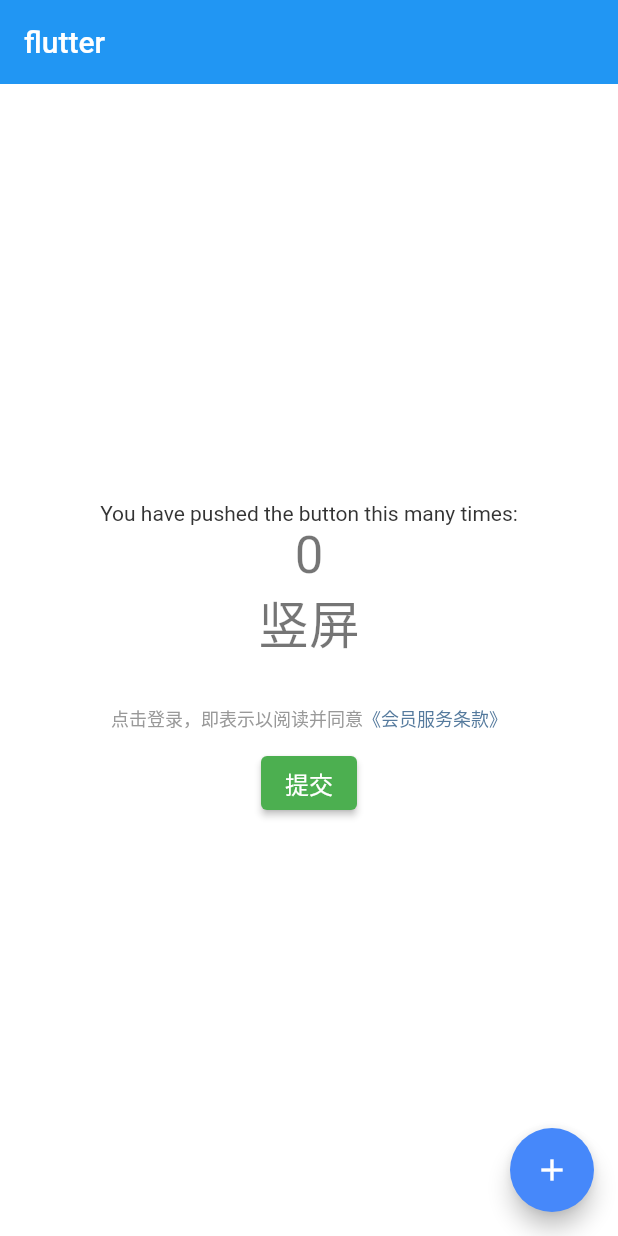
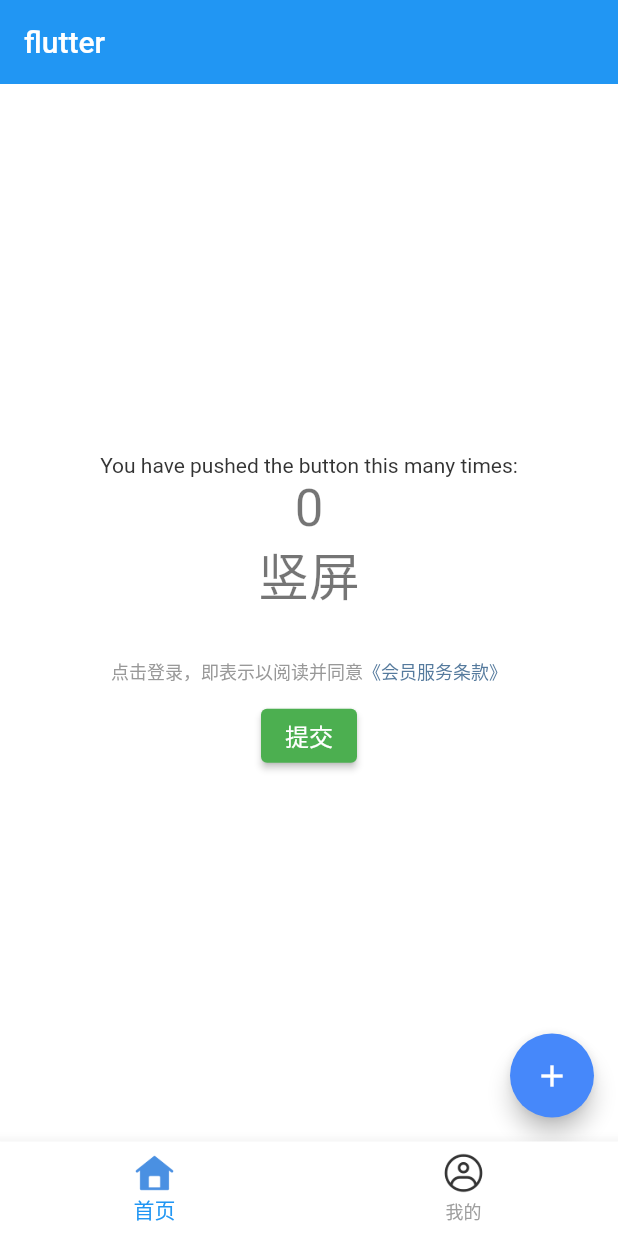
Before and after one commit to StevenHX/StevenFlutter3, a Flutter app: the screen it shows after launch, on a phone screen of 412 x 824 dp. Run offline on Flutter 3.47's test engine with Material 2 defaults, Android fonts, the phone set to English and light mode, and no system bars; drawn by our look-alikes of oktoast; our stand-ins replace fluro; missing offline and left inert: sp_util; generated files the repository leaves out were written again.

Commit message:
初始化首页tab

```diff
--- a/lib/main.dart
+++ b/lib/main.dart
@@ -5,6 +5,7 @@ import 'provider/locale_provider.dart';
 import 'provider/theme_provider.dart';
 import 'package:provider/provider.dart';
 import 'package:flutter_gen/gen_l10n/deer_localizations.dart';
+import 'route/routers.dart';
 import 'utils/toast_utils.dart';
 import 'package:oktoast/oktoast.dart';
 
@@ -16,7 +17,9 @@ void main() async {
 
 class MyApp extends StatelessWidget {
   DateTime? _lastPressedAt;
-  MyApp({super.key});
+  MyApp({Key? key}): super(key: key) {
+    Routes.initRoutes();
+  }
 
   @override
   Widget build(BuildContext context) {
@@ -46,7 +49,7 @@ class MyApp extends StatelessWidget {
       theme: provider.getTheme(),
       darkTheme: provider.getTheme(isDarkMode: true),
       themeMode: provider.getThemeMode(),
-      // onGenerateRoute: Routes.router.generator,
+      onGenerateRoute: Routes.router.generator,
       localizationsDelegates: DeerLocalizations.localizationsDelegates,
       supportedLocales: DeerLocalizations.supportedLocales,
       locale: localeProvider.locale,
--- a/lib/pages/home_page.dart
+++ b/lib/pages/home_page.dart
@@ -1,5 +1,7 @@
 import 'package:flutter/material.dart';
-// import 'package:ffcache/ffcache.dart';
+import 'package:fluttertest/pages/main_page.dart';
+import 'package:fluttertest/pages/my_page.dart';
+import '../widgets/load_image.dart';
 class MyHomePage extends StatefulWidget {
   const MyHomePage({super.key});
 
@@ -16,136 +18,64 @@ class MyHomePage extends StatefulWidget {
 }
 
 class _MyHomePageState extends State<MyHomePage> {
-  // String _counter = "0";
-  int _counter = 0;
-
-  void _incrementCounter() async {
-    setState(() {
-      // This call to setState tells the Flutter framework that something has
-      // changed in this State, which causes it to rerun the build method below
-      // so that the display can reflect the updated values. If we changed
-      // _counter without calling setState(), then the build method would not be
-      // called again, and so nothing would appear to happen.
-      _counter++;
-    });
-
-    // final cache = FFCache(name: 'test');
-    //
-    // // initialize. most methods call init() internally if not initialized.
-    // // For web platform calling init() is required.
-    // await cache.init();
-    //
-    // // insert 'key':'value' pair
-    // await cache.setString('key', '1123456');
-    //
-    // // get value for 'key'
-    // final values = await cache.getString('key');
-    // setState(() {
-    //   _counter = values.toString();
-    // });
+  Widget? currentPage;
+  int currentIndex = 0;
+  final List<Widget> _tabs = [const MainPage(), const MyPage()];
+  final List<BottomNavigationBarItem> _bottomTabs = [
+     const BottomNavigationBarItem(
+      icon: LoadAssetImage(
+        'home',
+        width: 28.0,
+        height: 28.0,
+        fit: BoxFit.cover,
+      ),
+      activeIcon: LoadAssetImage(
+        'home_press',
+        width: 28.0,
+        height: 28.0,
+        fit: BoxFit.cover,
+      ),
+      label: '首页',
+    ),
+    const BottomNavigationBarItem(
+      icon: LoadAssetImage(
+        'me',
+        width: 28.0,
+        height: 28.0,
+        fit: BoxFit.cover,
+      ),
+      activeIcon: LoadAssetImage(
+        'me_press',
+        width: 28.0,
+        height: 28.0,
+        fit: BoxFit.cover,
+      ),
+      label: '我的',
+    )
+  ];
+  @override
+  void initState() {
+    super.initState();
+    currentPage = _tabs[currentIndex];
   }
 
   @override
   Widget build(BuildContext context) {
-    // This method is rerun every time setState is called, for instance as done
-    // by the _incrementCounter method above.
-    //
-    // The Flutter framework has been optimized to make rerunning build methods
-    // fast, so that you can just rebuild anything that needs updating rather
-    // than having to individually change instances of widgets.
     return Scaffold(
-      appBar: AppBar(
-        // TRY THIS: Try changing the color here to a specific color (to
-        // Colors.amber, perhaps?) and trigger a hot reload to see the AppBar
-        // change color while the other colors stay the same.
-        backgroundColor: Colors.blue,
-        // Here we take the value from the MyHomePage object that was created by
-        // the App.build method, and use it to set our appbar title.
-        title:  const Text(
-          'flutter',
-        ),
+      body: currentPage,
+      bottomNavigationBar: BottomNavigationBar(
+        type: BottomNavigationBarType.fixed,
+        currentIndex: currentIndex,
+        items: _bottomTabs,
+        selectedItemColor: Colors.blue,
+        unselectedItemColor: Colors.grey,
+        onTap: (index) {
+          setState(() {
+            currentIndex = index;
+            currentPage = _tabs[currentIndex];
+          });
+        },
       ),
-      body: Center(
-        // Center is a layout widget. It takes a single child and positions it
-        // in the middle of the parent.
-        child: Column(
-          // Column is also a layout widget. It takes a list of children and
-          // arranges them vertically. By default, it sizes itself to fit its
-          // children horizontally, and tries to be as tall as its parent.
-          //
-          // Column has various properties to control how it sizes itself and
-          // how it positions its children. Here we use mainAxisAlignment to
-          // center the children vertically; the main axis here is the vertical
-          // axis because Columns are vertical (the cross axis would be
-          // horizontal).
-          //
-          // TRY THIS: Invoke "debug painting" (choose the "Toggle Debug Paint"
-          // action in the IDE, or press "p" in the console), to see the
-          // wireframe for each widget.
-          mainAxisAlignment: MainAxisAlignment.center,
-          children: <Widget>[
-            const Text(
-              'You have pushed the button this many times:',
-            ),
-            Text(
-              '$_counter',
-              style: Theme.of(context).textTheme.headlineMedium,
-            ),
-            OrientationBuilder(
-              builder: (context, orientation) {
-                return Center(
-                  child: Column(
-                    mainAxisAlignment: MainAxisAlignment.center,
-                    children: <Widget>[
-                      Text(
-                        orientation == Orientation.landscape ? "横屏" : "竖屏",
-                        style: Theme.of(context).textTheme.headline4,
-                      ),
-                    ],
-                  ),
-                );
-              },
-            ),
-            Container(
-              margin: EdgeInsets.only(top: 30),
-              child: Row(
-                mainAxisAlignment: MainAxisAlignment.center,
-                children: <Widget>[
-                  const Text(
-                    '点击登录，即表示以阅读并同意',
-                    style: TextStyle(
-                        fontSize: 12, color: Color.fromRGBO(153, 153, 153, 1)),
-                  ),
-                  InkWell(
-                    child: const Text(
-                      '《会员服务条款》',
-                      style: TextStyle(color: Color.fromRGBO(85, 122, 157, 1), fontSize: 12),
-                    ),
-                  )
-                ],
-              ),
-            ),
-            Container(
-              margin: EdgeInsets.only(top: 10),
-              padding: EdgeInsets.only(left: 10, right: 10),
-              child: ElevatedButton(
-                style: ButtonStyle(
-                  backgroundColor: MaterialStateProperty.all(Colors.green),
-                ),
-                onPressed: (){
-                  print("没有传递回调函数");
-                },
-                child: Text("提交", style: TextStyle(fontSize: 16, color: const Color(0xffffffff)),),
-              ),
-            )
-          ],
-        ),
-      ),
-      floatingActionButton: FloatingActionButton(
-        onPressed: _incrementCounter,
-        tooltip: 'Increment',
-        child: const Icon(Icons.add),
-      ), // This trailing comma makes auto-formatting nicer for build methods.
     );
   }
 }
--- /dev/null
+++ b/lib/pages/main_page.dart
@@ -0,0 +1,94 @@
+import 'package:flutter/material.dart';
+class MainPage extends StatefulWidget {
+  const MainPage({super.key});
+  @override
+  State<MainPage> createState() => _MainPageState();
+}
+
+class _MainPageState extends State<MainPage> {
+  int _counter = 0;
+
+  void _incrementCounter() async {
+    setState(() {
+      _counter++;
+    });
+  }
+
+  @override
+  Widget build(BuildContext context) {
+    return Scaffold(
+      appBar: AppBar(
+        backgroundColor: Colors.blue,
+        title:  const Text(
+          'flutter',
+        ),
+      ),
+      body: Center(
+        child: Column(
+          mainAxisAlignment: MainAxisAlignment.center,
+          children: <Widget>[
+            const Text(
+              'You have pushed the button this many times:',
+            ),
+            Text(
+              '$_counter',
+              style: Theme.of(context).textTheme.headlineMedium,
+            ),
+            OrientationBuilder(
+              builder: (context, orientation) {
+                return Center(
+                  child: Column(
+                    mainAxisAlignment: MainAxisAlignment.center,
+                    children: <Widget>[
+                      Text(
+                        orientation == Orientation.landscape ? "横屏" : "竖屏",
+                        style: Theme.of(context).textTheme.headline4,
+                      ),
+                    ],
+                  ),
+                );
+              },
+            ),
+            Container(
+              margin: const EdgeInsets.only(top: 30),
+              child: const Row(
+                mainAxisAlignment: MainAxisAlignment.center,
+                children: <Widget>[
+                  Text(
+                    '点击登录，即表示以阅读并同意',
+                    style: TextStyle(
+                        fontSize: 12, color: Color.fromRGBO(153, 153, 153, 1)),
+                  ),
+                  InkWell(
+                    child: Text(
+                      '《会员服务条款》',
+                      style: TextStyle(color: Color.fromRGBO(85, 122, 157, 1), fontSize: 12),
+                    ),
+                  )
+                ],
+              ),
+            ),
+            Container(
+              margin: const EdgeInsets.only(top: 10),
+              padding: const EdgeInsets.only(left: 10, right: 10),
+              child: ElevatedButton(
+                style: ButtonStyle(
+                  backgroundColor: MaterialStateProperty.all(Colors.green),
+                ),
+                onPressed: (){
+                  print("没有传递回调函数");
+                },
+                child: const Text("提交", style: TextStyle(fontSize: 16, color: Color(0xffffffff)),),
+              ),
+            )
+          ],
+        ),
+      ),
+      floatingActionButton: FloatingActionButton(
+        onPressed: _incrementCounter,
+        tooltip: 'Increment',
+        child: const Icon(Icons.add),
+      ), // This trailing comma makes auto-formatting nicer for build methods.
+    );
+  }
+}
--- /dev/null
+++ b/lib/route/i_router.dart
@@ -0,0 +1,7 @@
+
+import 'package:fluro/fluro.dart';
+
+abstract class IRouterProvider {
+
+  void initRouter(FluroRouter router);
+}
--- /dev/null
+++ b/lib/route/routers.dart
@@ -0,0 +1,34 @@
+import 'package:fluro/fluro.dart';
+import 'package:flutter/material.dart';
+
+import 'i_router.dart';
+import 'not_found_page.dart';
+
+class Routes {
+
+  static String webViewPage = '/webView';
+
+  static final List<IRouterProvider> _listRouter = [];
+
+  static final FluroRouter router = FluroRouter();
+
+  static void initRoutes() {
+    /// 指定路由跳转错误返回页
+    router.notFoundHandler = Handler(
+      handlerFunc: (BuildContext? context, Map<String, List<String>> params) {
+        debugPrint('未找到目标页');
+        return const NotFoundPage();
+      });
+
+    _listRouter.clear();
+    /// 各自路由由各自模块管理，统一在此添加初始化
+    // _listRouter.add(LoginRouter());
+    // _listRouter.add(MyRouter());
+
+    /// 初始化路由
+    void initRouter(IRouterProvider routerProvider) {
+      routerProvider.initRouter(router);
+    }
+    _listRouter.forEach(initRouter);
+  }
+}
--- /dev/null
+++ b/lib/utils/image_utils.dart
@@ -0,0 +1,24 @@
+import 'package:flutter/material.dart';
+import 'package:flutter/widgets.dart';
+
+class ImageUtils {
+
+  static ImageProvider getAssetImage(String name, {ImageFormat format = ImageFormat.png}) {
+    return AssetImage(getImgPath(name, format: format));
+  }
+
+  static String getImgPath(String name, {ImageFormat format = ImageFormat.png}) {
+    return 'assets/images/$name.${format.value}';
+  }
+}
+
+enum ImageFormat {
+  png,
+  jpg,
+  gif,
+  webp
+}
+
+extension ImageFormatExtension on ImageFormat {
+  String get value => ['png', 'jpg', 'gif', 'webp'][index];
+}
--- /dev/null
+++ b/lib/widgets/load_image.dart
@@ -0,0 +1,121 @@
+// import 'package:extended_image/extended_image.dart';
+import 'package:flutter/material.dart';
+import '../utils/image_utils.dart';
+
+/// 图片加载（支持本地与网络图片）
+// class LoadImage extends StatelessWidget {
+//   const LoadImage(
+//     this.image, {
+//     Key? key,
+//     this.width,
+//     this.height,
+//     this.fit = BoxFit.cover,
+//     this.format = ImageFormat.png,
+//     this.holderImg = 'none',
+//     this.cacheWidth,
+//     this.cacheHeight,
+//   }) : super(key: key);
+//
+//   final String image;
+//   final double? width;
+//   final double? height;
+//   final BoxFit fit;
+//   final ImageFormat format;
+//   final String holderImg;
+//   final int? cacheWidth;
+//   final int? cacheHeight;
+//
+//   @override
+//   Widget build(BuildContext context) {
+//     if (image.isEmpty || image.startsWith('http')) {
+//       final Widget _image =
+//           LoadAssetImage(holderImg, height: height, width: width, fit: fit);
+//       return ExtendedImage.network(image,
+//           width: width,
+//           height: height,
+//           fit: BoxFit.fitWidth,
+//           cache: true, loadStateChanged: (ExtendedImageState state) {
+//         switch (state.extendedImageLoadState) {
+//           case LoadState.loading:
+//             return _image;
+//           case LoadState.completed:
+//             return ExtendedRawImage(
+//               image: state.extendedImageInfo?.image,
+//               width: width,
+//               height: height,
+//             );
+//           case LoadState.failed:
+//             return GestureDetector(
+//               child: Stack(
+//                 fit: StackFit.expand,
+//                 children: <Widget>[
+//                   LoadAssetImage('fail', height: height, width: width, fit: fit),
+//                   const Positioned(
+//                     bottom: 0.0,
+//                     left: 0.0,
+//                     right: 0.0,
+//                     child: Text(
+//                       "load image failed, click to reload",
+//                       textAlign: TextAlign.center,
+//                     ),
+//                   )
+//                 ],
+//               ),
+//               onTap: () {
+//                 state.reLoadImage();
+//               },
+//             );
+//         }
+//       });
+//     } else {
+//       return LoadAssetImage(
+//         image,
+//         height: height,
+//         width: width,
+//         fit: fit,
+//         format: format,
+//         cacheWidth: cacheWidth,
+//         cacheHeight: cacheHeight,
+//       );
+//     }
+//   }
+// }
+
+/// 加载本地资源图片
+class LoadAssetImage extends StatelessWidget {
+  const LoadAssetImage(this.image,
+      {Key? key,
+      this.width,
+      this.height,
+      this.cacheWidth,
+      this.cacheHeight,
+      this.fit,
+      this.format = ImageFormat.png,
+      this.color})
+      : super(key: key);
+
+  final String image;
+  final double? width;
+  final double? height;
+  final int? cacheWidth;
+  final int? cacheHeight;
+  final BoxFit? fit;
+  final ImageFormat format;
+  final Color? color;
+
+  @override
+  Widget build(BuildContext context) {
+    return Image.asset(
+      ImageUtils.getImgPath(image, format: format),
+      height: height,
+      width: width,
+      cacheWidth: cacheWidth,
+      cacheHeight: cacheHeight,
+      fit: fit,
+      color: color,
+
+      /// 忽略图片语义
+      excludeFromSemantics: true,
+    );
+  }
+}
--- a/pubspec.yaml
+++ b/pubspec.yaml
@@ -40,6 +40,7 @@ dependencies:
   oktoast: ^3.3.1
   provider: ^6.0.5
   sp_util: ^2.0.3
+  fluro: ^2.0.5
 
 dev_dependencies:
   flutter_test:
@@ -58,7 +59,8 @@ dev_dependencies:
 flutter:
   generate: true
   uses-material-design: true
-
+  assets:
+    - assets/images/
   # To add assets to your application, add an assets section, like this:
   # assets:
   #   - images/a_dot_burr.jpeg
```
Also changed, not shown: lib/pages/my_page.dart (added, +131 -0 lines), lib/route/fluro_navigator.dart (added, +67 -0 lines), lib/route/not_found_page.dart (added, +13 -0 lines), lib/widgets/common_views.dart (added, +14 -0 lines), assets/images/about.png (added), assets/images/collect.png (added), assets/images/home.png (added), assets/images/home_press.png (added), assets/images/language.png (added), assets/images/me.png (added), assets/images/me_press.png (added), assets/images/night.png (added), pubspec.lock.
